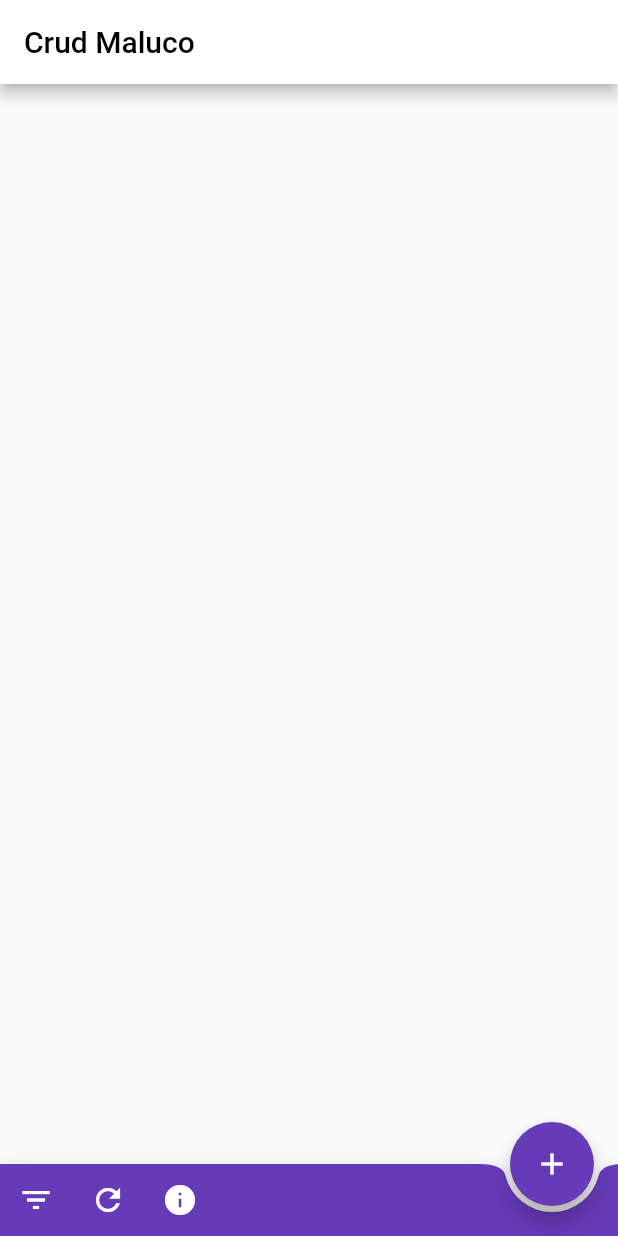
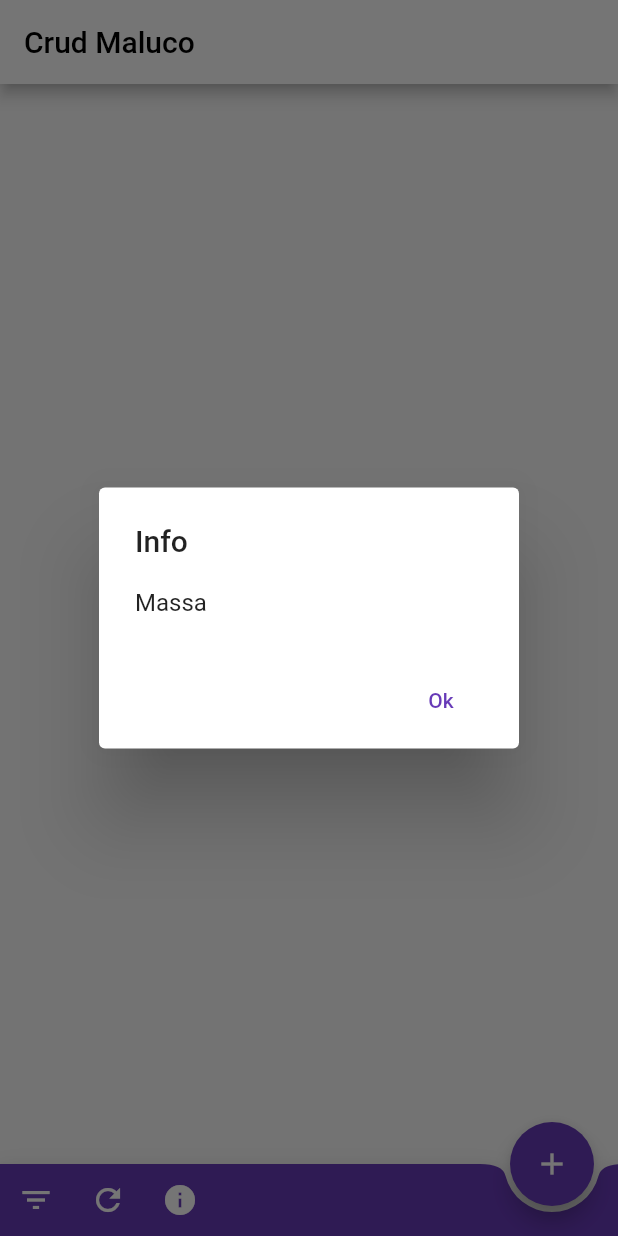
Before and after one commit to LucasPitol/CrudMaluco, a Flutter app: the screen it shows after launch, after a tap on the "info" icon, on a phone screen of 412 x 824 dp. Run offline on Flutter 3.47's test engine with Material 2 defaults, Android fonts, the phone set to English and light mode, and no system bars; our stand-ins replace cloud_firestore; accounts and stored records are empty.

Commit message:
CD-DEV-7 tarefa 6

```diff
--- /dev/null
+++ b/flutterApp/crud_maluco_app/lib/info_dialog_component.dart
@@ -0,0 +1,27 @@
+import 'package:flutter/material.dart';
+
+class InfoDialogComponent extends StatelessWidget {
+
+  final String title;
+  final String content;
+
+  InfoDialogComponent(this.title, this.content);
+
+  @override
+  Widget build(BuildContext context) {
+    return Container(
+      alignment: Alignment.center,
+      child: AlertDialog(
+        title: Text(this.title),
+        content: Text(this.content),
+        actions: <Widget>[
+          FlatButton(
+            textColor: Colors.deepPurple,
+            onPressed: () => Navigator.pop(context, 'Ok'),
+            child: Text('Ok'),
+          ),
+        ],
+      ),
+    );
+  }
+}
--- a/flutterApp/crud_maluco_app/lib/main.dart
+++ b/flutterApp/crud_maluco_app/lib/main.dart
@@ -5,6 +5,7 @@ import 'package:flutter/cupertino.dart';
 import 'package:flutter/material.dart';
 
 import 'add_client_component.dart';
+import 'info_dialog_component.dart';
 import 'models/client_item.dart';
 
 // void main() => runApp(MyApp());
@@ -72,6 +73,15 @@ class _CDState extends State<MyApp> {
         });
   }
 
+  void _openInfoDialog() {
+    showDialog<String>(
+      context: context,
+      builder: (builder) {
+        return InfoDialogComponent('Info', 'Massa');
+      }
+    );
+  }
+
   void _goToAddClientComponent() {
     Navigator.push(context, AddClientComponent());
   }
@@ -130,7 +140,7 @@ class _CDState extends State<MyApp> {
               Icons.info,
               color: Colors.white,
             ),
-            onPressed: () {},
+            onPressed: _openInfoDialog,
           ),
           // IconButton(
           //   icon: Icon(
```
Also changed, not shown: flutterApp/crud_maluco_app/lib/add_client_component.dart (+21 -1 lines).
